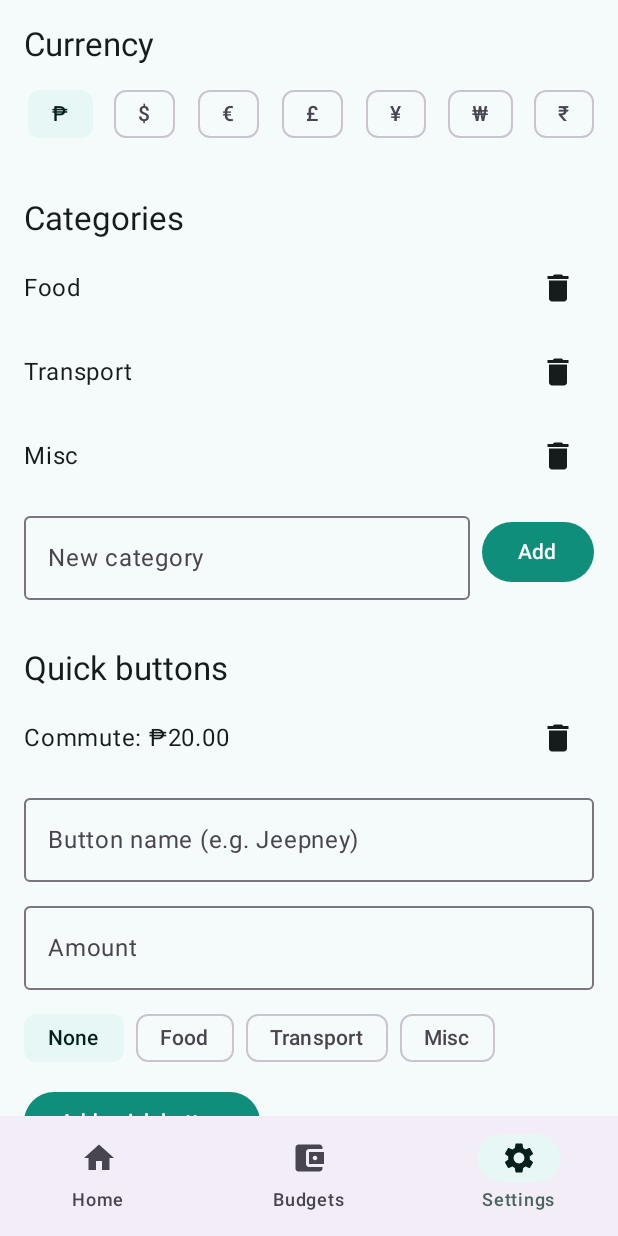
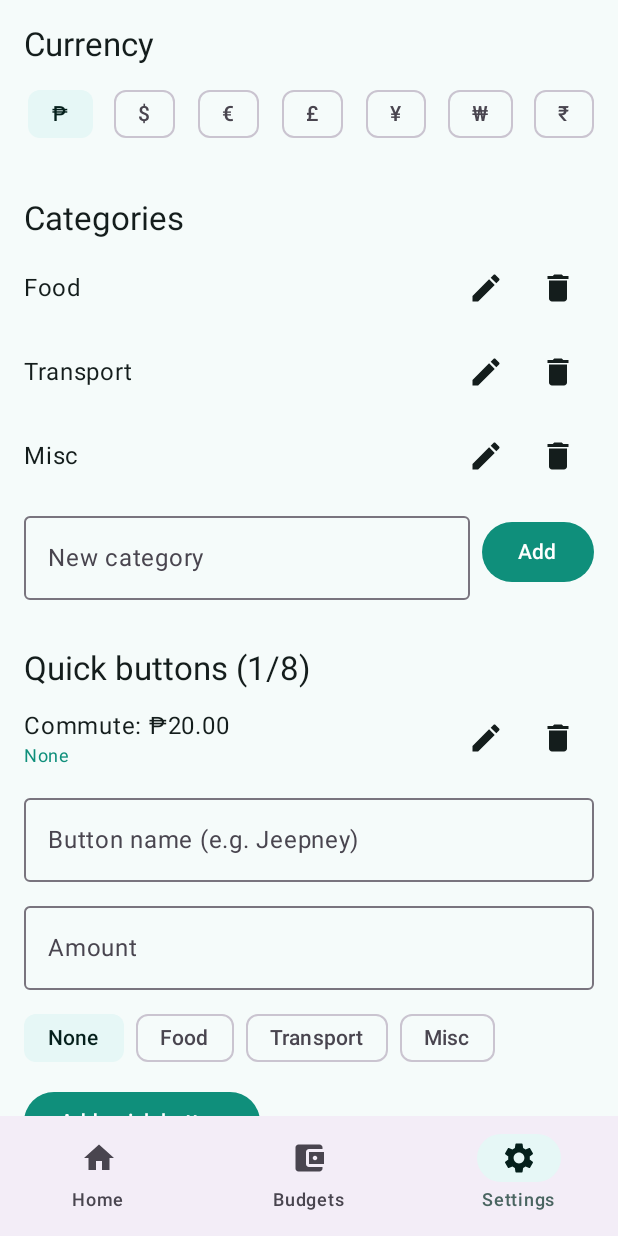
Before and after one commit to astrixjeiko/Badge, an Android app built with Jetpack Compose: the screen it shows after launch (MainActivity), item 3 of the bottom bar chosen, on a phone screen of 412 x 824 dp. Run offline under Robolectric (Android 15) with nearby library versions, the phone set to English and light mode, and no system bars; our stand-ins replace Room's generated code; libraries missing offline, so code that uses them is left out: androidx.glance, androidx.glance.appwidget.

Commit message:
Added edit options for entries, categories, budgets, and quick buttons; minor fixes

```diff
--- a/app/src/main/java/com/astrix/badge/DashboardScreen.kt
+++ b/app/src/main/java/com/astrix/badge/DashboardScreen.kt
@@ -5,6 +5,7 @@ import androidx.compose.foundation.lazy.LazyColumn
 import androidx.compose.foundation.lazy.items
 import androidx.compose.material.icons.Icons
 import androidx.compose.material.icons.filled.Delete
+import androidx.compose.material.icons.filled.Edit
 import androidx.compose.material3.*
 import androidx.compose.runtime.*
 import androidx.compose.ui.Alignment
@@ -21,6 +22,7 @@ fun DashboardScreen(vm: BadgeViewModel) {
     var text by remember { mutableStateOf("") }
     var cat by remember { mutableStateOf<Long?>(null) }
     var note by remember { mutableStateOf("") }
+    var editing by remember { mutableStateOf<Expense?>(null) }
 
     fun total(period: String) =
         expenses.filter { it.timestamp >= Periods.startOf(period) }.sumOf { it.amount }
@@ -104,11 +106,25 @@ fun DashboardScreen(vm: BadgeViewModel) {
                     Text(listOfNotNull(catName, e.note.ifBlank { null }, time).joinToString(" · "))
                 },
                 trailingContent = {
-                    IconButton(onClick = { vm.deleteExpense(e) }) {
-                        Icon(Icons.Default.Delete, contentDescription = "Delete")
+                    Row {
+                        IconButton(onClick = { editing = e }) {
+                            Icon(Icons.Default.Edit, contentDescription = "Edit")
+                        }
+                        IconButton(onClick = { vm.deleteExpense(e) }) {
+                            Icon(Icons.Default.Delete, contentDescription = "Delete")
+                        }
                     }
                 }
             )
         }
     }
+
+    editing?.let { e ->
+        EditExpenseDialog(
+            expense = e,
+            categories = categories,
+            onDismiss = { editing = null },
+            onSave = { vm.updateExpense(it); editing = null }
+        )
+    }
 }
--- a/app/src/main/java/com/astrix/badge/Data.kt
+++ b/app/src/main/java/com/astrix/badge/Data.kt
@@ -2,6 +2,8 @@ package com.astrix.badge
 
 import android.content.Context
 import androidx.room.*
+import androidx.room.migration.Migration
+import androidx.sqlite.db.SupportSQLiteDatabase
 import kotlinx.coroutines.flow.Flow
 
 @Entity(tableName = "categories")
@@ -34,7 +36,8 @@ data class Budget(
     @PrimaryKey(autoGenerate = true) val id: Long = 0,
     val period: String,
     val limitAmount: Double,
-    val categoryId: Long?
+    val categoryId: Long?,
+    @ColumnInfo(defaultValue = "''") val name: String = ""
 )
 
 @Dao
@@ -66,11 +69,21 @@ interface BadgeDao {
     @Delete suspend fun deleteBudget(b: Budget)
     @Query("SELECT * FROM budgets")
     fun observeBudgets(): Flow<List<Budget>>
+    @Update suspend fun updateExpense(e: Expense)
+    @Update suspend fun updateBudget(b: Budget)
+    @Update suspend fun updateCategory(c: Category)
+    @Update suspend fun updateQuickButton(b: QuickButton)
+}
+
+val MIGRATION_1_2 = object : Migration(1, 2) {
+    override fun migrate(db: SupportSQLiteDatabase) {
+        db.execSQL("ALTER TABLE budgets ADD COLUMN name TEXT NOT NULL DEFAULT ''")
+    }
 }
 
 @Database(
     entities = [Expense::class, Category::class, QuickButton::class, Budget::class],
-    version = 1,
+    version = 2,
     exportSchema = false
 )
 abstract class BadgeDatabase : RoomDatabase() {
@@ -81,7 +94,7 @@ abstract class BadgeDatabase : RoomDatabase() {
         fun get(context: Context): BadgeDatabase = INSTANCE ?: synchronized(this) {
             INSTANCE ?: Room.databaseBuilder(
                 context.applicationContext, BadgeDatabase::class.java, "badge.db"
-            ).build().also { INSTANCE = it }
+            ).addMigrations(MIGRATION_1_2).build().also { INSTANCE = it }
         }
     }
 }
--- a/app/src/main/java/com/astrix/badge/SettingsScreen.kt
+++ b/app/src/main/java/com/astrix/badge/SettingsScreen.kt
@@ -5,6 +5,7 @@ import androidx.compose.foundation.lazy.LazyColumn
 import androidx.compose.foundation.lazy.items
 import androidx.compose.material.icons.Icons
 import androidx.compose.material.icons.filled.Delete
+import androidx.compose.material.icons.filled.Edit
 import androidx.compose.material3.*
 import androidx.compose.runtime.*
 import androidx.compose.ui.Alignment
@@ -23,6 +24,8 @@ fun SettingsScreen(vm: BadgeViewModel) {
     var label by remember { mutableStateOf("") }
     var amount by remember { mutableStateOf("") }
     var btnCat by remember { mutableStateOf<Long?>(null) }
+    var editingCat by remember { mutableStateOf<Category?>(null) }
+    var editingBtn by remember { mutableStateOf<QuickButton?>(null) }
 
     LazyColumn(
         contentPadding = PaddingValues(16.dp),
@@ -52,8 +55,13 @@ fun SettingsScreen(vm: BadgeViewModel) {
                 horizontalArrangement = Arrangement.SpaceBetween
             ) {
                 Text(c.name)
+                Row {
+                    IconButton(onClick = { editingCat = c }) {
+                        Icon(Icons.Default.Edit, contentDescription = "Edit")
+                    }
                     IconButton(onClick = { vm.deleteCategory(c) }) {
                         Icon(Icons.Default.Delete, contentDescription = "Delete")
+                    }
                 }
             }
         }
@@ -73,20 +81,45 @@ fun SettingsScreen(vm: BadgeViewModel) {
         }
 
         item { Spacer(Modifier.height(16.dp)) }
-        item { Text("Quick buttons", style = MaterialTheme.typography.titleLarge) }
+        item {
+            Text(
+                "Quick buttons (" + buttons.size + "/" + MAX_QUICK_BUTTONS + ")",
+                style = MaterialTheme.typography.titleLarge
+            )
+        }
         items(buttons, key = { "b" + it.id }) { b ->
+            val catName = categories.firstOrNull { it.id == b.categoryId }?.name ?: "None"
             Row(
                 Modifier.fillMaxWidth(),
                 verticalAlignment = Alignment.CenterVertically,
                 horizontalArrangement = Arrangement.SpaceBetween
             ) {
+                Column(Modifier.weight(1f)) {
                     Text(b.label + ": " + money(b.amount))
+                    Text(
+                        catName,
+                        style = MaterialTheme.typography.bodySmall,
+                        color = MaterialTheme.colorScheme.primary
+                    )
+                }
+                Row {
+                    IconButton(onClick = { editingBtn = b }) {
+                        Icon(Icons.Default.Edit, contentDescription = "Edit")
+                    }
                     IconButton(onClick = { vm.deleteQuickButton(b) }) {
                         Icon(Icons.Default.Delete, contentDescription = "Delete")
                     }
                 }
             }
+        }
         item {
+            if (buttons.size >= MAX_QUICK_BUTTONS) {
+                Text(
+                    "You've reached the limit of " + MAX_QUICK_BUTTONS +
+                            " quick buttons. Delete one to add another.",
+                    color = MaterialTheme.colorScheme.onSurfaceVariant
+                )
+            } else {
                 Column(verticalArrangement = Arrangement.spacedBy(8.dp)) {
                     OutlinedTextField(
                         label, { label = it },
@@ -107,3 +140,20 @@ fun SettingsScreen(vm: BadgeViewModel) {
             }
         }
     }
+
+    editingCat?.let { c ->
+        EditCategoryDialog(
+            category = c,
+            onDismiss = { editingCat = null },
+            onSave = { vm.updateCategory(it); editingCat = null }
+        )
+    }
+    editingBtn?.let { b ->
+        EditQuickButtonDialog(
+            button = b,
+            categories = categories,
+            onDismiss = { editingBtn = null },
+            onSave = { vm.updateQuickButton(it); editingBtn = null }
+        )
+    }
+}
```
Also changed, not shown: app/src/main/java/com/astrix/badge/BadgeViewModel.kt (+17 -2 lines), app/src/main/java/com/astrix/badge/BudgetScreen.kt (+75 -23 lines), app/src/main/java/com/astrix/badge/EditDialogs.kt (added, +176 -0 lines), app/src/main/java/com/astrix/badge/Utils.kt (+42 -0 lines), 4 other files. Lines whose indentation alone changed are shown as unchanged.
